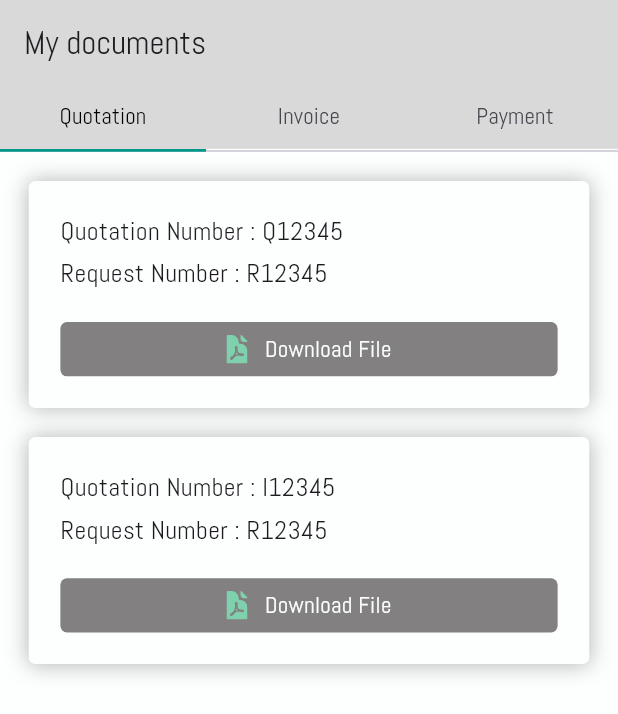
After one commit to RechidiAhmedAbdelaaziz/TAJ-APP, a Flutter app: the DocumentsScreen screen opened by its route, on a phone screen of 412 x 824 dp. The commit adds this screen. Shown: the top 714 px of the screen. Run offline on Flutter 3.47's test engine with Material 3 defaults, Android fonts, the phone set to English and light mode, and no system bars; our stand-ins replace connectivity_plus, dio, dropdown_search, equatable, flutter_bloc, flutter_screenutil and 13 more; missing offline and left inert: flutter_flavor; accounts and stored records are empty; generated files the repository leaves out were written again.

Commit message:
Add documents feature with state management, API integration, and file downloading

```diff
--- a/lib/core/router/router.dart
+++ b/lib/core/router/router.dart
@@ -1,3 +1,4 @@
+import 'package:taj_elsafa/features/documents/config/documents_navigator.dart';
 import 'package:taj_elsafa/features/notification/config/notification_navigator.dart';
 import 'package:taj_elsafa/features/profile/config/profile_navigator.dart';
 import 'package:taj_elsafa/core/di/locator.dart';
@@ -17,7 +18,7 @@ part 'navigator_base.dart';
 class AppRouter {
   final routerConfig = GoRouter(
     initialLocation: AppRoutes.splash,
-    routes: [...NotificationNavigator.routes,
+    routes: [...DocumentsNavigator.routes, ...NotificationNavigator.routes,
       ...ProfileNavigator.routes,
       ...HomeNavigator.routes,
       ...AuthNavigator.routes,
--- a/lib/core/router/routes.dart
+++ b/lib/core/router/routes.dart
@@ -28,4 +28,7 @@ abstract class AppRoutes {
 
   //* NOTIFICATION ROUTES
   static const String notification = '/notification';
+
+  //* DOCUMENTS ROUTES
+  static const String documents = '/documents';
 }
--- /dev/null
+++ b/lib/core/shared/widgets/file_downloader.dart
@@ -0,0 +1,56 @@
+import 'dart:io';
+
+import 'package:dio/dio.dart';
+import 'package:flutter/material.dart';
+import 'package:path_provider/path_provider.dart';
+import 'package:taj_elsafa/core/di/locator.dart';
+import 'package:permission_handler/permission_handler.dart';
+import 'package:taj_elsafa/core/extension/snackbar.extension.dart';
+
+class FileDownloader extends StatefulWidget {
+  final String url;
+  final String fileName;
+  final Widget Function(BuildContext context, bool isDownloading)
+  builder;
+
+  const FileDownloader({
+    super.key,
+    required this.url,
+    required this.fileName,
+    required this.builder,
+  });
+
+  @override
+  State<FileDownloader> createState() => _FileDownloaderState();
+}
+
+class _FileDownloaderState extends State<FileDownloader> {
+  bool _isDownloading = false;
+
+  @override
+  Widget build(BuildContext context) {
+    return InkWell(
+      onTap: _isDownloading ? null : _startDownload,
+      child: widget.builder(context, _isDownloading),
+    );
+  }
+
+  void _startDownload() async {
+    setState(() {
+      _isDownloading = true;
+    });
+
+    Directory? downloadsDir =
+        await getApplicationDocumentsDirectory();
+
+    String savePath =
+        "${downloadsDir.path}/Download/${widget.fileName}";
+
+    await locator<Dio>().download(widget.url, savePath);
+
+    setState(() {
+      _isDownloading = false;
+      context.showSuccessSnackbar("File downloaded successfully");
+    });
+  }
+}
--- /dev/null
+++ b/lib/features/documents/config/documents_navigator.dart
@@ -0,0 +1,22 @@
+import 'package:flutter/material.dart';
+import 'package:taj_elsafa/core/router/router.dart';
+import 'package:flutter_bloc/flutter_bloc.dart';
+import 'package:go_router/go_router.dart';
+import 'package:taj_elsafa/features/documents/modules/documents/logic/documents_cubit.dart';
+import 'package:taj_elsafa/features/documents/modules/documents/ui/documents_screen.dart';
+
+class DocumentsNavigator extends AppNavigatorBase {
+  DocumentsNavigator.docs() : super(path: AppRoutes.documents);
+
+  static List<RouteBase> routes = [
+    GoRoute(
+      path: AppRoutes.documents,
+      builder: (context, state) {
+        return BlocProvider(
+          create: (context) => DocumentsCubit(),
+          child: const DocumentsScreen(),
+        );
+      },
+    ),
+  ];
+}
--- /dev/null
+++ b/lib/features/documents/data/models/document_model.dart
@@ -0,0 +1,28 @@
+import 'package:equatable/equatable.dart';
+import 'package:json_annotation/json_annotation.dart';
+
+part 'document_model.g.dart';
+
+@JsonSerializable(createToJson: false)
+class DocumentModel extends Equatable {
+  final String? id;
+  final String? type;
+  final String? fileUrl;
+
+  final String? docNumber;
+  final String? requestNumber;
+
+  const DocumentModel({
+    this.id,
+    this.type,
+    this.fileUrl,
+    this.docNumber,
+    this.requestNumber,
+  });
+
+  factory DocumentModel.fromJson(Map<String, dynamic> json) =>
+      _$DocumentModelFromJson(json);
+
+  @override
+  List<Object?> get props => [id];
+}
--- /dev/null
+++ b/lib/features/documents/data/repository/documents_repository.dart
@@ -0,0 +1,13 @@
+
+import 'package:taj_elsafa/core/di/locator.dart';
+import 'package:taj_elsafa/core/network/repo_base.dart';
+import 'package:injectable/injectable.dart';
+
+import '../source/documents_api.dart';
+
+
+
+@lazySingleton
+class DocumentsRepo extends NetworkRepository {
+  final _documentsApi = locator<DocumentsApi>();
+}
--- /dev/null
+++ b/lib/features/documents/data/source/documents_api.dart
@@ -0,0 +1,18 @@
+
+import 'package:dio/dio.dart';
+import 'package:taj_elsafa/core/network/models/api_response.model.dart';
+import 'package:retrofit/retrofit.dart';
+import 'package:injectable/injectable.dart';
+
+part 'documents_api.g.dart';
+
+
+@RestApi()
+@lazySingleton
+abstract class DocumentsApi {
+    @factoryMethod
+  factory DocumentsApi(
+    Dio dio
+
+) = _DocumentsApi;
+}
--- /dev/null
+++ b/lib/features/documents/modules/documents/logic/documents_cubit.dart
@@ -0,0 +1,7 @@
+import 'package:flutter_bloc/flutter_bloc.dart';
+
+part 'documents_state.dart';
+
+class DocumentsCubit extends Cubit<DocumentsState> {
+  DocumentsCubit() : super(DocumentsState.initial());
+}
--- /dev/null
+++ b/lib/features/documents/modules/documents/logic/documents_state.dart
@@ -0,0 +1,7 @@
+part of 'documents_cubit.dart';
+
+class DocumentsState {
+  DocumentsState();
+
+  factory DocumentsState.initial() => DocumentsState();
+}
--- /dev/null
+++ b/lib/features/documents/modules/documents/ui/documents_screen.dart
@@ -0,0 +1,215 @@
+import 'package:flutter/material.dart';
+import 'package:flutter_screenutil/flutter_screenutil.dart';
+import 'package:flutter_svg/flutter_svg.dart';
+import 'package:taj_elsafa/core/extension/localization.extension.dart';
+import 'package:taj_elsafa/core/shared/classes/dimensions.dart';
+import 'package:taj_elsafa/core/shared/widgets/file_downloader.dart';
+import 'package:taj_elsafa/core/themes/colors.dart';
+import 'package:taj_elsafa/core/themes/font_styles.dart';
+import 'package:taj_elsafa/features/documents/data/models/document_model.dart';
+import 'package:taj_elsafa/gen/assets.gen.dart';
+
+class DocumentsScreen extends StatelessWidget {
+  const DocumentsScreen({super.key});
+
+  @override
+  Widget build(BuildContext context) {
+    return Scaffold(
+      appBar: AppBar(title: Text('MyDocs'.tr(context))),
+      body: DefaultTabController(
+        length: 3,
+        initialIndex: 0,
+        child: Column(
+          children: [
+            TabBar(
+              labelColor: AppColors.black,
+              indicatorColor: Colors.teal,
+              indicatorSize: TabBarIndicatorSize.tab,
+
+              labelPadding: EdgeInsets.zero,
+
+              tabs: [
+                _buildTab('Quotation '.tr(context)),
+                _buildTab('Invoice '.tr(context)),
+                _buildTab('Payment '.tr(context)),
+              ],
+            ),
+
+            Expanded(
+              child: TabBarView(
+                children: [
+                  _DocumentTabView('Quotation'),
+                  _DocumentTabView('Invoice'),
+                  _DocumentTabView('Payment'),
+                ],
+              ),
+            ),
+          ],
+        ),
+      ),
+    );
+  }
+
+  Widget _buildTab(String text) {
+    return Container(
+      width: double.infinity,
+      padding: EdgeInsets.symmetric(vertical: 12.h),
+      color: AppColors.grey,
+      child: Text(
+        text,
+        textAlign: TextAlign.center,
+        style: TextStyle(
+          fontSize: 16.spMin,
+          fontWeight: FontWeight.w500,
+        ),
+      ),
+    );
+  }
+}
+
+final _docs1 = [
+  DocumentModel(
+    id: '1',
+    type: 'Quotation',
+    fileUrl:
+        'https://www.osureunion.fr/wp-content/uploads/2022/03/pdf-exemple.pdf',
+    docNumber: 'Q12345',
+    requestNumber: 'R12345',
+  ),
+  DocumentModel(
+    id: '2',
+    type: 'Quotation',
+    fileUrl:
+        'https://www.osureunion.fr/wp-content/uploads/2022/03/pdf-exemple.pdf',
+    docNumber: 'I12345',
+    requestNumber: 'R12345',
+  ),
+];
+
+final _docs2 = [
+  DocumentModel(
+    id: '3',
+    type: 'Invoice',
+    fileUrl:
+        'https://www.osureunion.fr/wp-content/uploads/2022/03/pdf-exemple.pdf',
+    docNumber: 'I12345',
+    requestNumber: 'R12345',
+  ),
+  DocumentModel(
+    id: '4',
+    type: 'Invoice',
+    fileUrl:
+        'https://www.osureunion.fr/wp-content/uploads/2022/03/pdf-exemple.pdf',
+    docNumber: 'I12345',
+    requestNumber: 'R12345',
+  ),
+];
+
+final _docs3 = [
+  DocumentModel(
+    id: '5',
+    type: 'Payment',
+    fileUrl:
+        'https://www.osureunion.fr/wp-content/uploads/2022/03/pdf-exemple.pdf',
+    docNumber: 'P12345',
+    requestNumber: 'R12345',
+  ),
+  DocumentModel(
+    id: '6',
+    type: 'Payment',
+    fileUrl:
+        'https://www.osureunion.fr/wp-content/uploads/2022/03/pdf-exemple.pdf',
+    docNumber: 'P12345',
+    requestNumber: 'R12345',
+  ),
+];
+
+class _DocumentTabView extends StatelessWidget {
+  final String title; // used for fetching data from source
+  const _DocumentTabView(this.title);
+
+  @override
+  Widget build(BuildContext context) {
+    final docs =
+        title == 'Quotation'
+            ? _docs1
+            : title == 'Invoice'
+            ? _docs2
+            : _docs3;
+    return ListView.builder(
+      itemCount: docs.length,
+      itemBuilder: (context, index) {
+        final doc = docs[index];
+        return Container(
+          padding: EdgeInsets.all(22.w),
+          margin: EdgeInsets.only(left: 20.w, right: 20.w, top: 22.h),
+          decoration: BoxDecoration(
+            color: AppColors.white,
+            borderRadius: BorderRadius.circular(5).r,
+            boxShadow: [
+              BoxShadow(
+                color: AppColors.black.withAlpha(75),
+                blurRadius: 12,
+              ),
+            ],
+          ),
+          child: Column(
+            crossAxisAlignment: CrossAxisAlignment.start,
+            children: [
+              Text(
+                '$title Number : ${doc.docNumber}',
+                style: AppTextStyles.medium,
+              ),
+              heightSpace(4),
+              Text(
+                'Request Number : ${doc.requestNumber}',
+                style: AppTextStyles.medium,
+              ),
+              heightSpace(22),
+
+              FileDownloader(
+                url: doc.fileUrl!,
+                fileName: '${doc.docNumber}.pdf',
+                builder: (context, isDownloading) {
+                  return Container(
+                    width: double.infinity,
+                    padding: EdgeInsets.symmetric(
+                      vertical: 8.h,
+                      horizontal: 20.w,
+                    ),
+                    decoration: BoxDecoration(
+                      color: AppColors.greyDark,
+                      borderRadius: BorderRadius.circular(5).r,
+                    ),
+                    child: Row(
+                      mainAxisAlignment: MainAxisAlignment.center,
+                      spacing: 12.w,
+                      children: [
+                        isDownloading
+                            ? CircularProgressIndicator(
+                              color: AppColors.white,
+                              constraints: BoxConstraints(
+                                minHeight: 20.h,
+                                minWidth: 20.h,
+                              ),
+                            )
+                            : SvgPicture.asset(Assets.icons.pdfIcon),
+
+                        Text(
+                          'Download File',
+                          style: AppTextStyles.normal.copyWith(
+                            color: AppColors.white,
+                          ),
+                        ),
+                      ],
+                    ),
+                  );
+                },
+              ),
+            ],
+          ),
+        );
+      },
+    );
+  }
+}
--- a/lib/features/home/module/ui/home_screen.dart
+++ b/lib/features/home/module/ui/home_screen.dart
@@ -10,6 +10,7 @@ import 'package:taj_elsafa/core/shared/widgets/button.dart';
 import 'package:taj_elsafa/core/shared/widgets/logo.dart';
 import 'package:taj_elsafa/core/themes/colors.dart';
 import 'package:taj_elsafa/core/themes/font_styles.dart';
+import 'package:taj_elsafa/features/documents/config/documents_navigator.dart';
 import 'package:taj_elsafa/features/home/data/models/banner_model.dart';
 import 'package:taj_elsafa/features/notification/modules/multinotification/ui/widgets/notification_button.dart';
 import 'package:taj_elsafa/features/profile/config/profile_navigator.dart';
--- a/lib/features/home/module/ui/widgets/side_bar.dart
+++ b/lib/features/home/module/ui/widgets/side_bar.dart
@@ -31,7 +31,8 @@ class _SideBar extends StatelessWidget {
 
             ...{
               "ContactUs".tr(context): () {},
-              "MyDocs".tr(context): () {},
+              "MyDocs".tr(context):
+                  () => context.to(DocumentsNavigator.docs()),
               "Logout".tr(context): () {},
             }.entries.map(
               (e) => Column(
--- a/pubspec.yaml
+++ b/pubspec.yaml
@@ -58,6 +58,8 @@ dependencies:
     animated_splash_screen: ^1.3.0
     connectivity_plus: ^6.1.3
     flutter_svg: ^2.0.17
+    permission_handler: ^11.4.0
+    path_provider: ^2.1.5
 
 dev_dependencies:
     flutter_test:
```
Also changed, not shown: assets/icons/pdf_icon.svg (added), pubspec.lock, 2 other files.
